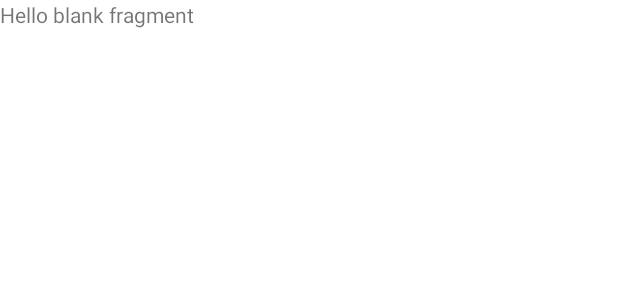
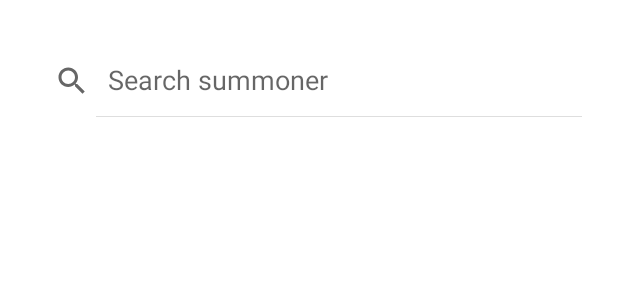
Before and after one commit to miutigard/LeagueHelperBeta, an Android app: the layout fragment_search.xml on its own in the app's theme, with its tools: preview values and no code run, on a phone screen of 412 x 824 dp. Shown: the top 300 px of the screen. Run offline under Robolectric (Android 15) with nearby library versions, the phone set to English and light mode, and no system bars.

```diff
--- /dev/null
+++ b/app/src/main/java/no/mobilprog/leaguehelper/adapter/SummonerAdapter.kt
@@ -0,0 +1,4 @@
+package no.mobilprog.leaguehelper.adapter
+
+class SummonerAdapter {
+}
--- a/app/src/main/res/layout/fragment_search.xml
+++ b/app/src/main/res/layout/fragment_search.xml
@@ -1,14 +1,27 @@
 <?xml version="1.0" encoding="utf-8"?>
-<FrameLayout xmlns:android="http://schemas.android.com/apk/res/android"
+<LinearLayout xmlns:android="http://schemas.android.com/apk/res/android"
+    xmlns:app="http://schemas.android.com/apk/res-auto"
     xmlns:tools="http://schemas.android.com/tools"
     android:layout_width="match_parent"
     android:layout_height="match_parent"
+    android:orientation="vertical"
     tools:context=".SearchFragment">
 
-    <!-- TODO: Update blank fragment layout -->
-    <TextView
+    <SearchView
+        android:id="@+id/searchView"
+        android:layout_width="match_parent"
+        android:layout_height="wrap_content"
+        android:queryHint="Search summoner"
+        android:iconifiedByDefault="false"
+        android:layout_marginHorizontal="16dp"
+        android:layout_marginTop="30dp"
+        android:layout_marginBottom="16dp"/>
+
+    <ListView
+        android:id="@+id/summonerList"
         android:layout_width="match_parent"
         android:layout_height="match_parent"
-        android:text="@string/hello_blank_fragment" />
+        android:layout_marginStart="16dp"
+        android:layout_marginEnd="16dp"/>
 
-</FrameLayout>
+</LinearLayout>
--- a/app/src/main/res/values/strings.xml
+++ b/app/src/main/res/values/strings.xml
@@ -9,6 +9,9 @@
     <string name="search">Search</string>
     <string name="champions">Champions</string>
     <string name="ultimatebravery">Ultimate</string>
+
+    //Search
+    <string name="searchHint">Search summoner..</string>
 
     //Patches
     <string name="patchnotes2021">Patch 20.21 Notes</string>
--- a/app/src/main/res/xml/searchable.xml
+++ /dev/null
@@ -1,4 +0,0 @@
-<?xml version="1.0" encoding="utf-8"?>
-<PreferenceScreen xmlns:android="http://schemas.android.com/apk/res/android">
-
-</PreferenceScreen>
```
Also changed, not shown: app/src/main/java/no/mobilprog/leaguehelper/ChampionFragment.kt (+13 -4 lines), app/src/main/java/no/mobilprog/leaguehelper/SearchFragment.kt (+9 -1 lines), app/src/main/java/no/mobilprog/leaguehelper/adapter/ChampionsAdapter.kt (+22 -12 lines), app/src/main/java/no/mobilprog/leaguehelper/data/Datasource.kt (+7 -20 lines), app/src/main/java/no/mobilprog/leaguehelper/model/Champion.kt (+27 -6 lines), app/src/main/java/no/mobilprog/leaguehelper/model/Summoner.kt (added, +7 -0 lines).
